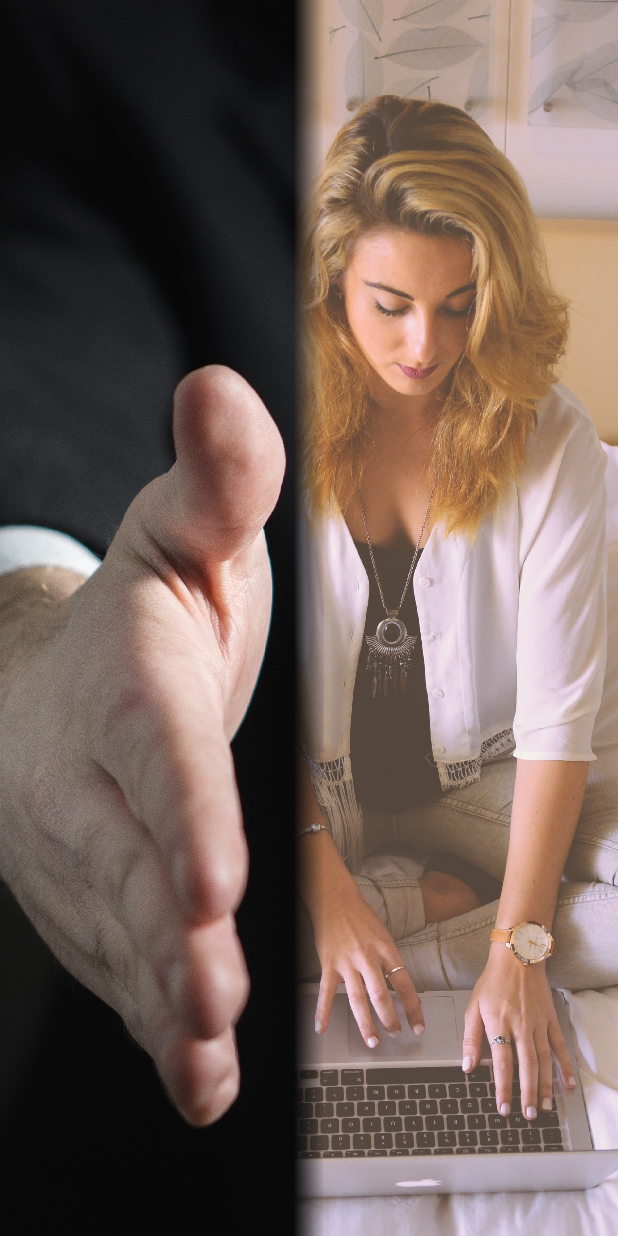
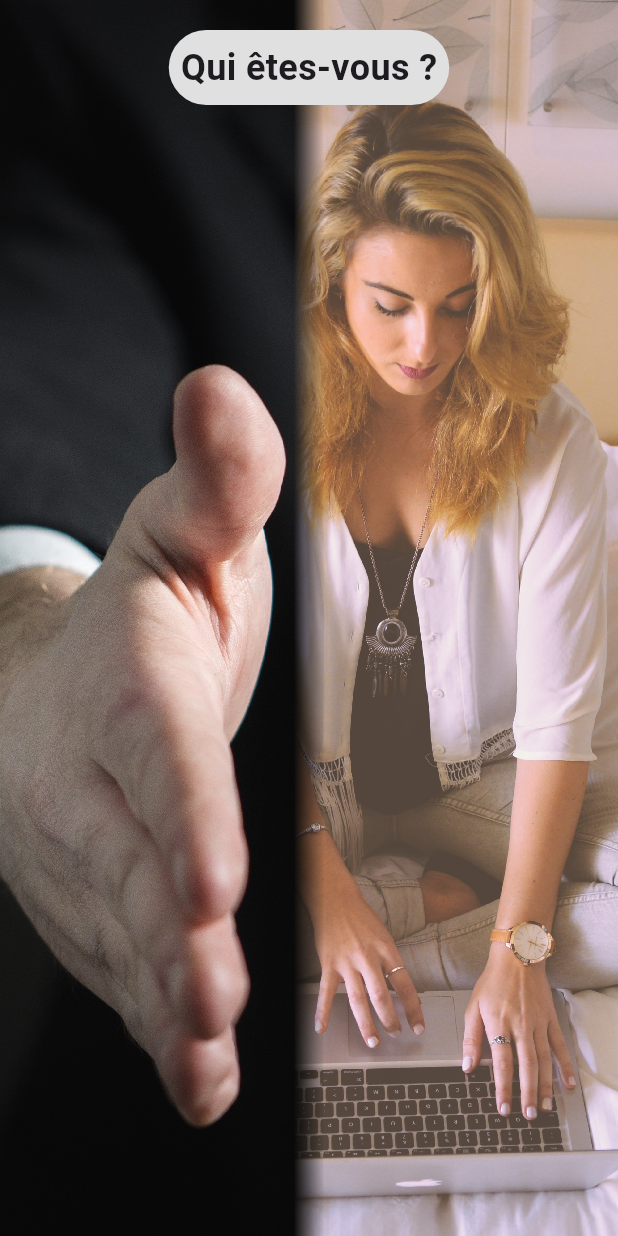
Before and after one commit to algosup/2023-2024-project-5-flutter-team-7, a Flutter app: the screen it shows after launch, after a tap on an icon or button, on a phone screen of 412 x 824 dp. Run offline on Flutter 3.47's test engine with Material 3 defaults, Android fonts, the light colour scheme and no system bars; our stand-ins replace geolocator, go_router.

Commit message:
Re-enable swiping on login

```diff
--- a/src/adopteuncandidat/lib/sign_in.dart
+++ b/src/adopteuncandidat/lib/sign_in.dart
@@ -21,25 +21,35 @@ class _SignInScreenState extends State<SignInScreen> {
   }
 
   void _handleSwipe(DragEndDetails details) {
-    if (details.primaryVelocity! < 0) {
+    const threshold = 300;
+    if (details.primaryVelocity! > threshold) {
       _onSeekerPressed();
-    } else if (details.primaryVelocity! > 0) {
+    } else if (details.primaryVelocity! < -threshold) {
       _onRecruiterPressed();
     }
   }
 
   @override
   Widget build(BuildContext context) {
-    return SignInBackground(child: Container()); // TEMP
     return Scaffold(
       body: GestureDetector(
         onHorizontalDragEnd: _handleSwipe,
+        child: SignInBackground(
+          child: Center(
             child: Column(
+              mainAxisAlignment: MainAxisAlignment.spaceBetween,
+              mainAxisSize: MainAxisSize.max,
+              crossAxisAlignment: CrossAxisAlignment.center,
               children: [
-            const Align(
-              alignment: Alignment.topCenter,
-              child: Padding(
-                padding: EdgeInsets.only(top: 20.0),
+                Padding(
+                  padding: const EdgeInsets.all(20.0),
+                  child: Container(
+                    decoration: BoxDecoration(
+                      color: Colors.grey[300],
+                      borderRadius: BorderRadius.circular(100),
+                    ),
+                    child: const Padding(
+                      padding: EdgeInsets.all(8),
                       child: Text(
                         'Qui êtes-vous ?',
                         style: TextStyle(
@@ -49,50 +59,10 @@ class _SignInScreenState extends State<SignInScreen> {
                       ),
                     ),
                   ),
-            const SizedBox(height: 20),
-            Expanded(
-              child: Row(
-                mainAxisAlignment: MainAxisAlignment.center,
-                children: [
-                  Expanded(
-                    child: Column(
-                      mainAxisAlignment: MainAxisAlignment.center,
-                      children: [
-                        const SizedBox(height: 70), // Adjusted to move down the icons
-                        const Icon(Icons.person, size: 200), // Increased size of the icon
-                        const SizedBox(height: 10),
-                        ElevatedButton(
-                          onPressed: _onSeekerPressed,
-                          child: const Text('Je suis un chercheur d\'emploi'),
                 ),
               ],
             ),
           ),
-                  const SizedBox(width: 10),
-                  Container(
-                    height: 100,
-                    width: 1,
-                    color: Colors.grey,
-                  ),
-                  const SizedBox(width: 10),
-                  Expanded(
-                    child: Column(
-                      mainAxisAlignment: MainAxisAlignment.center,
-                      children: [
-                        const SizedBox(height: 70), // Adjusted to move down the icons
-                        const Icon(Icons.business, size: 200), // Increased size of the icon
-                        const SizedBox(height: 10),
-                        ElevatedButton(
-                          onPressed: _onRecruiterPressed,
-                          child: const Text('Je suis un recruteur'),
-                        ),
-                      ],
-                    ),
-                  ),
-                ],
-              ),
-            ),
-          ],
         ),
       ),
     );
```
Lines whose indentation alone changed are shown as unchanged.
